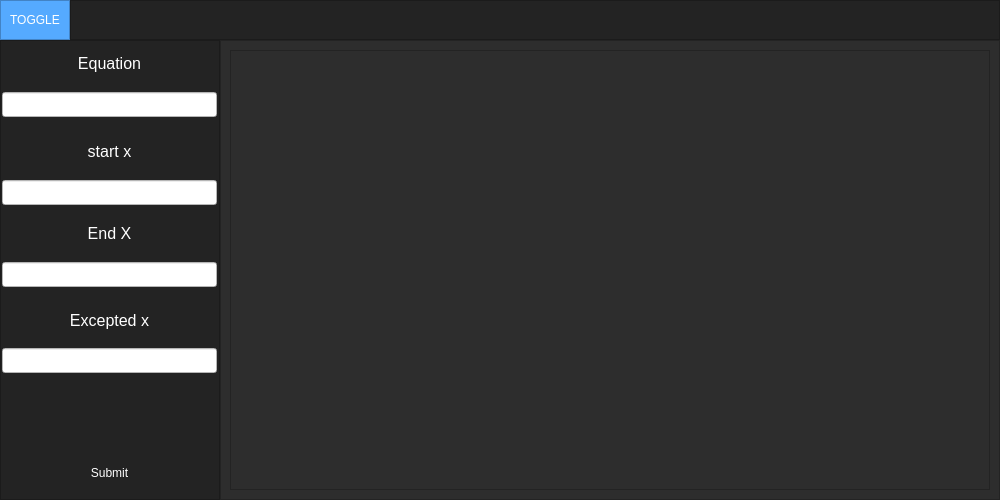
Before: the Qt Designer form ui_main.ui in Ahmed-ashraf-456/Master_Microcontroller_Tasks, drawn with Qt 5.
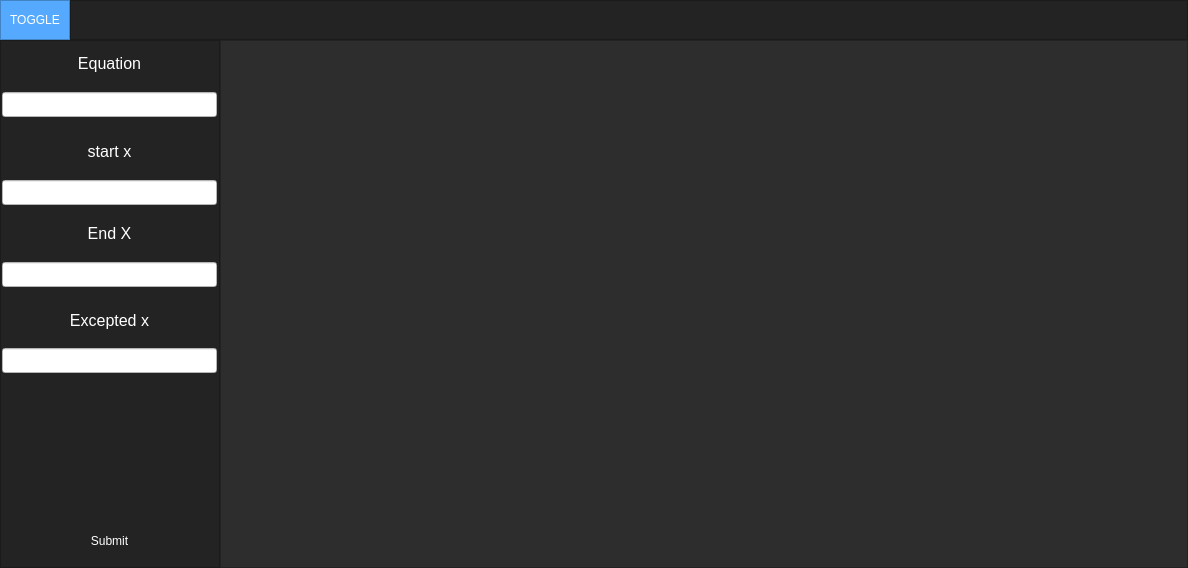
After: the same form once the commit is applied.

```diff
--- a/ui_main.ui
+++ b/ui_main.ui
@@ -6,8 +6,8 @@
    <rect>
     <x>0</x>
     <y>0</y>
-    <width>1000</width>
-    <height>500</height>
+    <width>1188</width>
+    <height>568</height>
    </rect>
   </property>
   <property name="minimumSize">
@@ -41,6 +41,12 @@
     </property>
     <item>
      <widget class="QFrame" name="Top_Bar">
+      <property name="sizePolicy">
+       <sizepolicy hsizetype="Expanding" vsizetype="Expanding">
+        <horstretch>0</horstretch>
+        <verstretch>0</verstretch>
+       </sizepolicy>
+      </property>
       <property name="maximumSize">
        <size>
         <width>16777215</width>
@@ -500,14 +506,37 @@
          </property>
          <layout class="QVBoxLayout" name="verticalLayout_5">
           <item>
-           <widget class="QFrame" name="Matplotlip_Image">
-            <property name="frameShape">
-             <enum>QFrame::StyledPanel</enum>
+           <layout class="QVBoxLayout" name="Layout_image">
+            <property name="sizeConstraint">
+             <enum>QLayout::SetMaximumSize</enum>
             </property>
-            <property name="frameShadow">
-             <enum>QFrame::Raised</enum>
-            </property>
-           </widget>
+            <item>
+             <widget class="QWidget" name="widget_image" native="true">
+              <widget class="QLabel" name="image_label">
+               <property name="geometry">
+                <rect>
+                 <x>10</x>
+                 <y>10</y>
+                 <width>921</width>
+                 <height>481</height>
+                </rect>
+               </property>
+               <property name="sizePolicy">
+                <sizepolicy hsizetype="Expanding" vsizetype="Expanding">
+                 <horstretch>0</horstretch>
+                 <verstretch>0</verstretch>
+                </sizepolicy>
+               </property>
+               <property name="text">
+                <string/>
+               </property>
+               <property name="alignment">
+                <set>Qt::AlignCenter</set>
+               </property>
+              </widget>
+             </widget>
+            </item>
+           </layout>
           </item>
          </layout>
         </widget>
```
Left out of the diff: 2 changed lines with no effect on the pictures.
